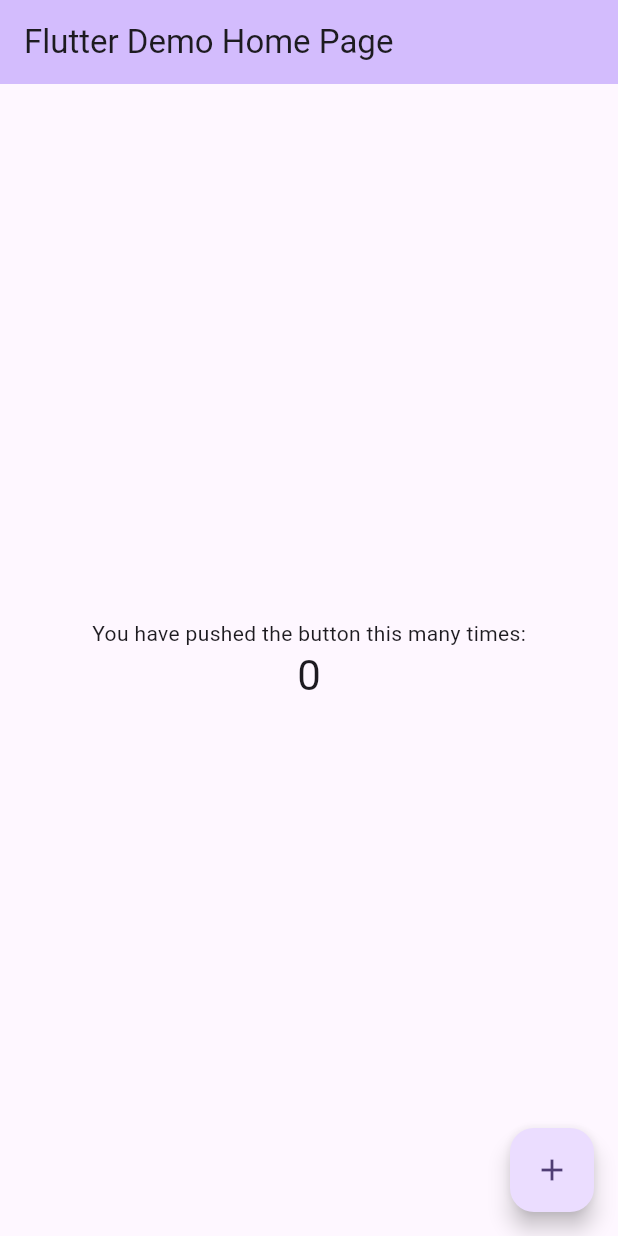
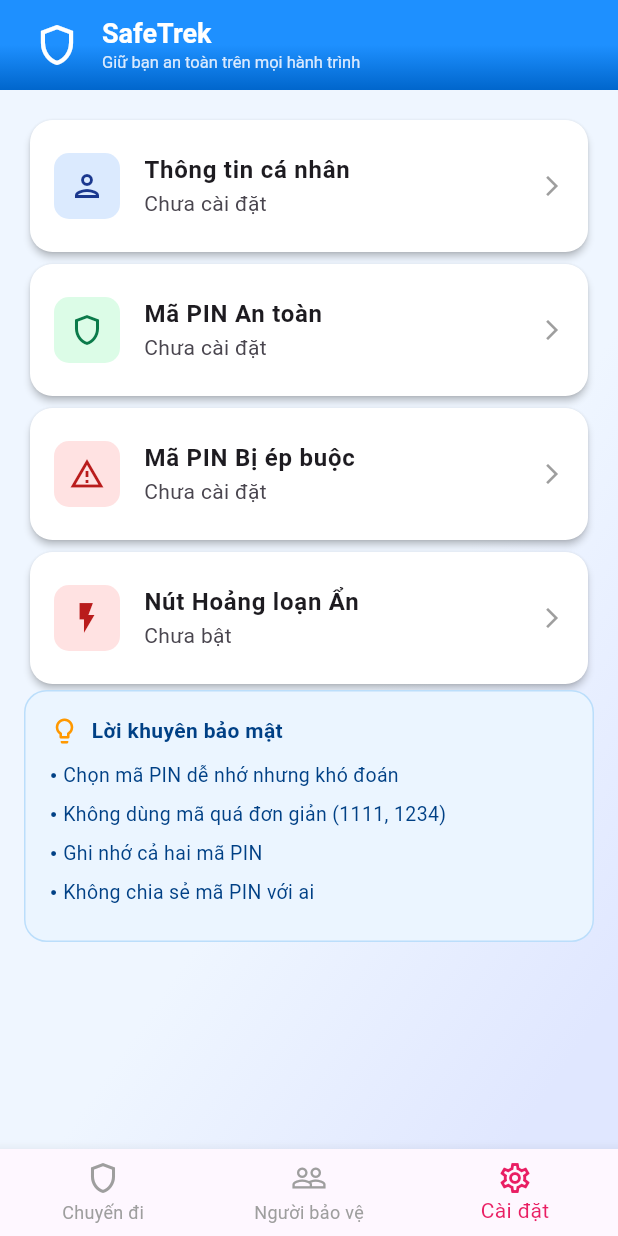
Before and after one commit to NguyenDucAnhhh/SafeTrek, a Flutter app: the screen it shows after launch, on a phone screen of 412 x 824 dp. Run offline on Flutter 3.47's test engine with Material 3 defaults, Android fonts, the phone set to English and light mode, and no system bars; Roboto replaces fonts that are missing (Arimo).

Commit message:
create setting screen

```diff
--- a/lib/main.dart
+++ b/lib/main.dart
@@ -1,5 +1,5 @@
 import 'package:flutter/material.dart';
-
+import 'package:safetrek_project/screens/setting/setting.dart';
 void main() {
   runApp(const MyApp());
 }
@@ -30,7 +30,7 @@
         // tested with just a hot reload.
         colorScheme: .fromSeed(seedColor: Colors.deepPurple),
       ),
-      home: const MyHomePage(title: 'Flutter Demo Home Page'),
+      home: const Setting(),
     );
   }
 }
--- a/lib/screens/setting/setting.dart
+++ b/lib/screens/setting/setting.dart
@@ -0,0 +1,151 @@
+import 'package:flutter/material.dart';
+import 'package:safetrek_project/widgets/app_bar.dart';
+import 'package:safetrek_project/widgets/bottom_navigation.dart';
+import 'package:safetrek_project/widgets/action_card.dart';
+import 'package:safetrek_project/screens/setting/setting_profile.dart';
+import 'package:safetrek_project/screens/setting/setting_safePIN.dart';
+import 'package:safetrek_project/screens/setting/setting_duressPIN.dart';
+import 'package:safetrek_project/screens/setting/setting_hidden_panic.dart';
+
+class Setting extends StatefulWidget {
+  const Setting({super.key});
+
+  @override
+  State<Setting> createState() => _SettingState();
+}
+
+class _SettingState extends State<Setting> {
+  bool _hasProfile = false;
+  bool _hasSafePin = false;
+  bool _hasDuressPin = false;
+  bool _isStealthPanicOn = false;
+
+  int _selectedIndex = 2;
+  void _onItemTapped(int index) {
+    setState(() {
+      _selectedIndex = index;
+    });
+  }
+
+  @override
+  Widget build(BuildContext context) {
+    return Scaffold(
+      appBar: const CustomAppBar(),
+      body: Container(
+        width: double.infinity,
+        height: double.infinity,
+        decoration: BoxDecoration(
+          gradient: LinearGradient(
+            begin: const Alignment(0.00, 0.30),
+            end: const Alignment(1.00, 0.70),
+            colors: [const Color(0xFFEFF6FF), const Color(0xFFE0E7FF)],
+          ),
+        ),
+        child: SingleChildScrollView(
+          padding: const EdgeInsets.all(16.0),
+          child: Column(
+            mainAxisAlignment: MainAxisAlignment.start,
+            crossAxisAlignment: CrossAxisAlignment.center,
+            children: [
+              ActionCard(
+                icon: Icons.person_outlined,
+                iconColor: const Color(0xFF1B388E),
+                iconBgColor: const Color(0xFFDBEAFE),
+                title: 'Thông tin cá nhân',
+                subtitle: _hasProfile ? 'Đã cài đặt' : 'Chưa cài đặt',
+                onTap: () {
+                  Navigator.push(
+                    context,
+                    MaterialPageRoute(builder: (context) => const SettingProfile()),
+                  );
+                },
+              ),
+
+              ActionCard(
+                icon: Icons.shield_outlined,
+                iconColor: const Color(0xFF0B7A4A),
+                iconBgColor: const Color(0xFFDCFCE7),
+                title: 'Mã PIN An toàn',
+                subtitle: _hasSafePin ? 'Đã cài đặt' : 'Chưa cài đặt',
+                onTap: (){},
+              ),
+
+              ActionCard(
+                icon: Icons.report_problem_outlined,
+                iconColor: const Color(0xFFB91C1C),
+                iconBgColor: const Color(0xFFFFE2E2),
+                title: 'Mã PIN Bị ép buộc',
+                subtitle: _hasDuressPin ? 'Đã cài đặt' : 'Chưa cài đặt',
+                onTap: (){},
+              ),
+
+              ActionCard(
+                icon: Icons.flash_on_outlined,
+                iconColor: const Color(0xFFB91C1C),
+                iconBgColor: const Color(0xFFFFE2E2),
+                title: 'Nút Hoảng loạn Ẩn',
+                subtitle: _isStealthPanicOn ? 'Đang bật' : 'Chưa bật',
+                onTap: (){},
+              ),
+
+              Container(
+                padding: const EdgeInsets.all(16),
+                decoration: BoxDecoration(
+                  color: const Color(0xFFEBF5FF),
+                  borderRadius: BorderRadius.circular(15),
+                  border: Border.all(color: Colors.blue.shade100),
+                ),
+                child: Column(
+                  crossAxisAlignment: CrossAxisAlignment.start,
+                  children: [
+                    Row(
+                      children: const [
+                        Icon(Icons.lightbulb_outline,
+                            color: Colors.orange, size: 20),
+                        SizedBox(width: 8),
+                        Text(
+                          "Lời khuyên bảo mật",
+                          style: TextStyle(
+                              fontWeight: FontWeight.bold,
+                              color: Color(0xFF004085)),
+                        ),
+                      ],
+                    ),
+                    const SizedBox(height: 10),
+                    _buildBulletPoint("Chọn mã PIN dễ nhớ nhưng khó đoán"),
+                    _buildBulletPoint("Không dùng mã quá đơn giản (1111, 1234)"),
+                    _buildBulletPoint("Ghi nhớ cả hai mã PIN"),
+                    _buildBulletPoint("Không chia sẻ mã PIN với ai"),
+                  ],
+                ),
+              )
+            ],
+          ),
+        ),
+      ),
+      bottomNavigationBar: BottomNavigation(
+        currentIndex: _selectedIndex,
+        onTap: _onItemTapped,
+      ),
+    );
+  }
+
+  Widget _buildBulletPoint(String text) {
+    return Padding(
+      padding: const EdgeInsets.only(bottom: 6.0),
+      child: Row(
+        crossAxisAlignment: CrossAxisAlignment.start,
+        children: [
+          const Text("• ",
+              style: TextStyle(color: Color(0xFF004085), fontWeight: FontWeight.bold)),
+          Expanded(
+            child: Text(
+              text,
+              style: const TextStyle(color: Color(0xFF004085), fontSize: 13),
+            ),
+          ),
+        ],
+      ),
+    );
+  }
+}
--- /dev/null
+++ b/lib/screens/setting/setting_profile.dart
@@ -0,0 +1,17 @@
+import 'package:flutter/material.dart';
+import 'package:safetrek_project/widgets/app_bar.dart';
+import 'package:safetrek_project/widgets/bottom_navigation.dart';
+
+class SettingProfile extends StatefulWidget {
+  const SettingProfile({super.key});
+
+  @override
+  State<SettingProfile> createState() => _SettingProfileState();
+}
+
+class _SettingProfileState extends State<SettingProfile> {
+  @override
+  Widget build(BuildContext context) {
+    return const Placeholder();
+  }
+}
--- /dev/null
+++ b/lib/widgets/action_card.dart
@@ -0,0 +1,48 @@
+import 'package:flutter/material.dart';
+
+class ActionCard extends StatelessWidget {
+  final IconData icon;
+  final Color iconColor;
+  final Color iconBgColor;
+  final String title;
+  final String subtitle;
+  final VoidCallback onTap;
+
+  const ActionCard({
+    super.key,
+    required this.icon,
+    required this.iconColor,
+    required this.iconBgColor,
+    required this.title,
+    required this.subtitle,
+    required this.onTap,
+  });
+
+  @override
+  Widget build(BuildContext context) {
+    return Card(
+      elevation: 2,
+      shape: RoundedRectangleBorder(borderRadius: BorderRadius.circular(15)),
+      color: Colors.white,
+      child: ListTile(
+        contentPadding: const EdgeInsets.symmetric(horizontal: 16, vertical: 8),
+        onTap: onTap,
+        leading: Container(
+          padding: const EdgeInsets.all(10),
+          decoration: BoxDecoration(
+              color: iconBgColor,
+              shape: BoxShape.rectangle,
+              borderRadius: BorderRadius.circular(10)
+          ),
+          child: Icon(icon, color: iconColor),
+        ),
+        title: Text(
+          title,
+          style: const TextStyle(fontWeight: FontWeight.bold, fontSize: 16),
+        ),
+        subtitle: Text(subtitle),
+        trailing: const Icon(Icons.arrow_forward_ios, size: 16, color: Colors.grey),
+      ),
+    );
+  }
+}
--- /dev/null
+++ b/lib/widgets/app_bar.dart
@@ -0,0 +1,65 @@
+import 'package:flutter/material.dart';
+
+class CustomAppBar extends StatelessWidget implements PreferredSizeWidget {
+  const CustomAppBar({super.key});
+
+  @override
+  Widget build(BuildContext context) {
+    return AppBar(
+      elevation: 0,
+      toolbarHeight: 60,
+      automaticallyImplyLeading: false,
+      flexibleSpace: Container(
+        width: double.infinity,
+        padding: const EdgeInsets.all(8),
+        decoration: const BoxDecoration(
+            gradient: LinearGradient(
+                begin: Alignment(0.5, 0),
+                end: Alignment(0.5, 1),
+                colors: [Color(0xFF1E90FF), Color(0xFF0066CC)])),
+      ),
+      title: Row(
+        children: [
+          Container(
+            padding: const EdgeInsets.all(6),
+            child: const Icon(
+              Icons.shield_outlined,
+              size: 32,
+              color: Colors.white,
+            ),
+          ),
+          const SizedBox(width: 8),
+          Column(
+            mainAxisSize: MainAxisSize.min,
+            crossAxisAlignment: CrossAxisAlignment.start,
+            children: const [
+              Text(
+                'SafeTrek',
+                style: TextStyle(
+                  color: Colors.white,
+                  fontSize: 18,
+                  fontFamily: 'Arimo',
+                  fontWeight: FontWeight.w600,
+                  height: 1.25,
+                ),
+              ),
+              Text(
+                'Giữ bạn an toàn trên mọi hành trình',
+                style: TextStyle(
+                  color: Color(0xFFDAEAFE),
+                  fontSize: 11,
+                  fontFamily: 'Arimo',
+                  fontWeight: FontWeight.w400,
+                  height: 1.25,
+                ),
+              ),
+            ],
+          )
+        ],
+      ),
+    );
+  }
+
+  @override
+  Size get preferredSize => const Size.fromHeight(60);
+}
--- /dev/null
+++ b/lib/widgets/bottom_navigation.dart
@@ -0,0 +1,36 @@
+import 'package:flutter/material.dart';
+
+class BottomNavigation extends StatelessWidget {
+  final int currentIndex;
+  final Function(int) onTap;
+
+  const BottomNavigation({
+    super.key,
+    required this.currentIndex,
+    required this.onTap,
+  });
+
+  @override
+  Widget build(BuildContext context) {
+    return BottomNavigationBar(
+      currentIndex: currentIndex,
+      onTap: onTap,
+      selectedItemColor: const Color(0xFFE91E63),
+      unselectedItemColor: Colors.grey,
+      items: const [
+        BottomNavigationBarItem(
+          icon: Icon(Icons.shield_outlined),
+          label: "Chuyến đi",
+        ),
+        BottomNavigationBarItem(
+          icon: Icon(Icons.people_outline),
+          label: "Người bảo vệ",
+        ),
+        BottomNavigationBarItem(
+          icon: Icon(Icons.settings_outlined),
+          label: "Cài đặt",
+        ),
+      ],
+    );
+  }
+}
```
Also changed, not shown: lib/screens/profile/edit_profile.dart (added), lib/screens/setting/setting_duressPIN.dart (added), lib/screens/setting/setting_hidden_panic.dart (added), lib/screens/setting/setting_safePIN.dart (added).
